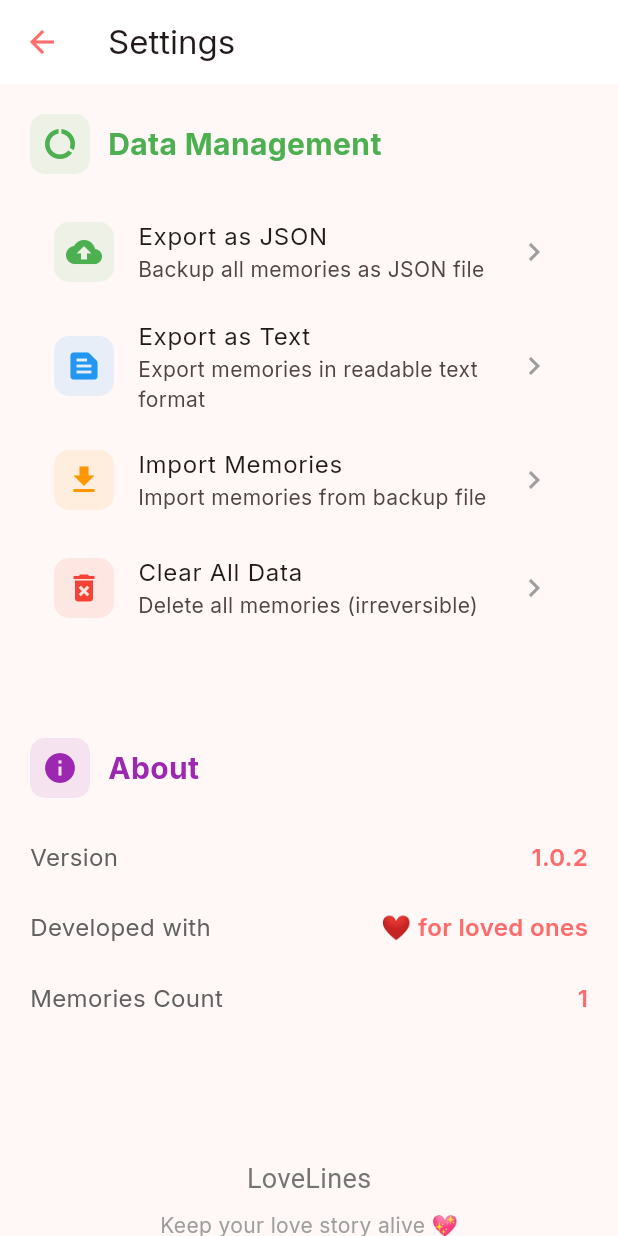
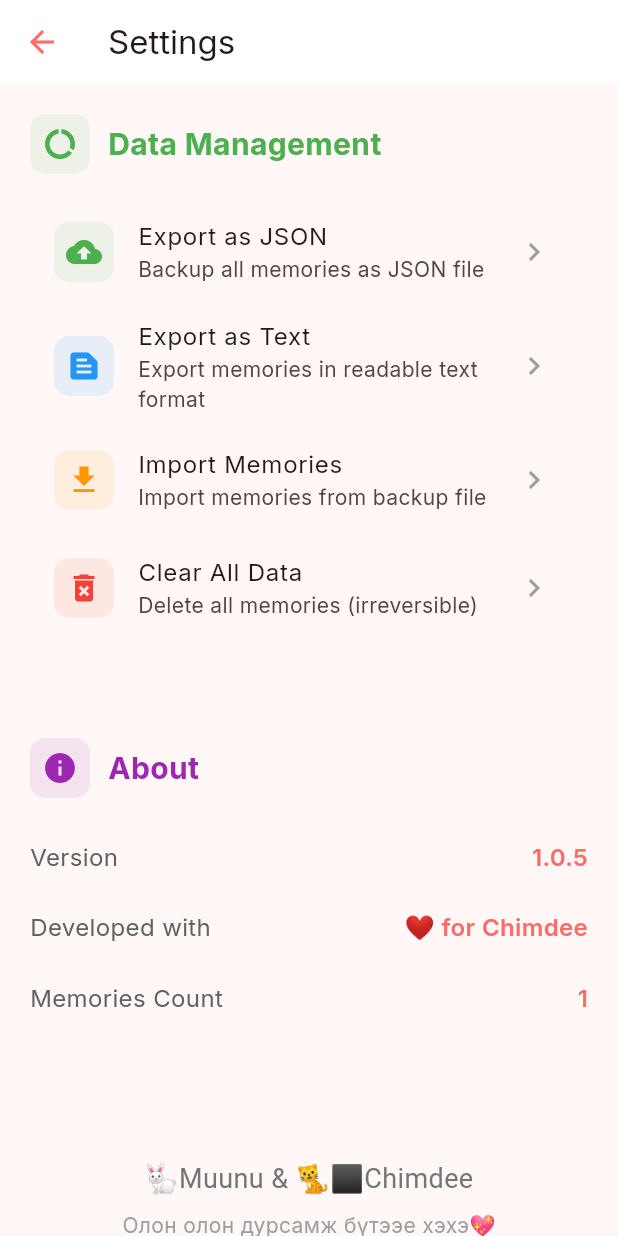
Before and after one commit to munkh-hustle/muchi, a Flutter app: the SettingsScreen screen opened directly, on a phone screen of 412 x 824 dp. Run offline on Flutter 3.47's test engine with Material 3 defaults, Android fonts, the phone set to English and light mode, and no system bars; our stand-ins replace file_picker, google_fonts, share_plus; Roboto replaces fonts that are missing (DancingScript).

Commit message:
version: 1.0.5+1
customization for us

```diff
--- a/lib/screens/settings_screen.dart
+++ b/lib/screens/settings_screen.dart
@@ -64,11 +64,11 @@
             children: [
               _buildInfoItem(
                 'Version',
-                '1.0.2',
+                '1.0.5',
               ),
               _buildInfoItem(
                 'Developed with',
-                '❤️ for loved ones',
+                '❤️ for Chimdee',
               ),
               _buildInfoItem(
                 'Memories Count',
@@ -84,7 +84,7 @@
             child: Column(
               children: [
                 Text(
-                  'LoveLines',
+                  '🐇Muunu & 🐈‍⬛Chimdee',
                   style: TextStyle(
                     fontSize: 18,
                     color: Colors.grey.shade600,
@@ -93,7 +93,7 @@
                 ),
                 const SizedBox(height: 8),
                 Text(
-                  'Keep your love story alive 💖',
+                  'Олон олон дурсамж бүтээе хэхэ💖',
                   style: TextStyle(
                     fontSize: 14,
                     color: Colors.grey.shade500,
--- a/lib/screens/timeline_screen.dart
+++ b/lib/screens/timeline_screen.dart
@@ -108,9 +108,9 @@
             },
           ),
           Text(
-            'LoveLines',
+            '🐇Muunu & 🐈‍⬛Chimdee',
             style: GoogleFonts.dancingScript(
-              fontSize: 32,
+              fontSize: 26,
               fontWeight: FontWeight.w700,
               color: const Color(0xFFFF6B6B),
             ),
@@ -426,7 +426,7 @@
               Container(
                 padding: const EdgeInsets.all(20),
                 child: Text(
-                  'LoveLines • Our Story',
+                  'MuChi • Our Story',
                   style: GoogleFonts.dancingScript(
                     fontSize: 18,
                     color: Colors.grey.shade600,
```
Also changed, not shown: pubspec.yaml (+9 -1 lines), assets/icons/MuChi.png (added), assets/images/WIN_20230320_14_28_58_Pro.jpg (deleted), assets/images/WIN_20230320_14_29_13_Pro.jpg (deleted), pubspec.lock, 4 other files.
